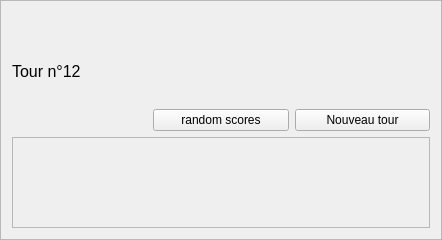
Old version of the form mainwindow/btmQRoundWidget.ui in the repository dsarrut/btm.
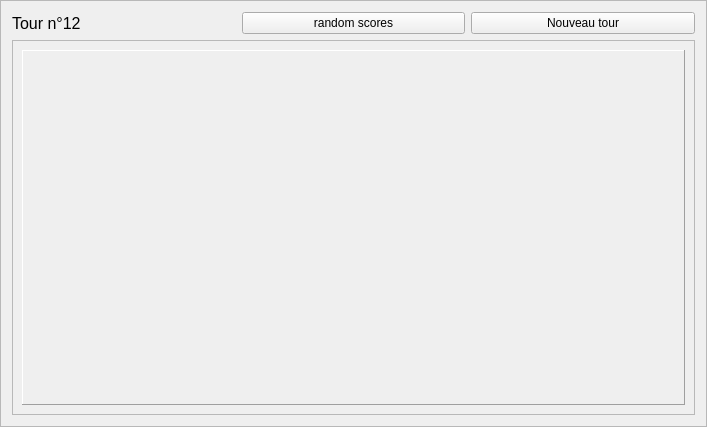
New version of the form. Custom widgets are drawn as their Qt base class.

Commit message: dynamic nb matches by round

Patch:
```diff
--- a/mainwindow/btmQRoundWidget.ui
+++ b/mainwindow/btmQRoundWidget.ui
@@ -6,8 +6,8 @@
    <rect>
     <x>0</x>
     <y>0</y>
-    <width>442</width>
-    <height>240</height>
+    <width>707</width>
+    <height>427</height>
    </rect>
   </property>
   <property name="windowTitle">
@@ -19,8 +19,10 @@
   <property name="frameShadow">
    <enum>QFrame::Raised</enum>
   </property>
-  <layout class="QGridLayout" name="gridLayout_2">
-   <item row="0" column="0" rowspan="2" colspan="2">
+  <layout class="QVBoxLayout" name="verticalLayout">
+   <item>
+    <layout class="QHBoxLayout" name="horizontalLayout">
+     <item>
     <widget class="QLabel" name="label">
      <property name="font">
       <font>
@@ -32,69 +34,53 @@
      </property>
     </widget>
    </item>
-   <item row="1" column="1">
+     <item>
     <widget class="QPushButton" name="buttonRandomScores">
      <property name="text">
       <string>random scores</string>
      </property>
     </widget>
    </item>
-   <item row="1" column="2">
+     <item>
     <widget class="QPushButton" name="buttonNewRound">
      <property name="text">
       <string>Nouveau tour</string>
      </property>
     </widget>
    </item>
-   <item row="2" column="0" colspan="3">
-    <widget class="QFrame" name="frame">
-     <property name="frameShape">
-      <enum>QFrame::StyledPanel</enum>
+    </layout>
+   </item>
+   <item>
+    <widget class="QScrollArea" name="scrollArea">
+     <property name="widgetResizable">
+      <bool>true</bool>
      </property>
-     <property name="frameShadow">
-      <enum>QFrame::Raised</enum>
+     <widget class="QWidget" name="scrollAreaWidgetContents">
+      <property name="geometry">
+       <rect>
+        <x>0</x>
+        <y>0</y>
+        <width>685</width>
+        <height>374</height>
+       </rect>
      </property>
      <layout class="QGridLayout" name="gridLayout">
       <item row="0" column="0">
-       <widget class="QMatchWidget" name="widgetMatch1" native="true"/>
-      </item>
-      <item row="0" column="1" colspan="2">
-       <widget class="QMatchWidget" name="widgetMatch2" native="true"/>
-      </item>
-      <item row="0" column="3" colspan="2">
-       <widget class="QMatchWidget" name="widgetMatch3" native="true"/>
-      </item>
-      <item row="1" column="0" colspan="2">
-       <widget class="QMatchWidget" name="widgetMatch5" native="true"/>
-      </item>
-      <item row="1" column="2">
-       <widget class="QMatchWidget" name="widgetMatch4" native="true"/>
-      </item>
-      <item row="1" column="4">
-       <widget class="QMatchWidget" name="widgetMatch6" native="true"/>
-      </item>
-      <item row="2" column="0" colspan="2">
-       <widget class="QMatchWidget" name="widgetMatch8" native="true"/>
-      </item>
-      <item row="2" column="2" colspan="2">
-       <widget class="QMatchWidget" name="widgetMatch7" native="true"/>
-      </item>
-      <item row="2" column="4">
-       <widget class="QMatchWidget" name="widgetMatch9" native="true"/>
-      </item>
-     </layout>
-    </widget>
+        <widget class="QFrame" name="frameMatches">
+         <property name="frameShape">
+          <enum>QFrame::Panel</enum>
+         </property>
+         <property name="frameShadow">
+          <enum>QFrame::Raised</enum>
+         </property>
+        </widget>
+       </item>
+      </layout>
+     </widget>
+    </widget>
    </item>
   </layout>
  </widget>
- <customwidgets>
-  <customwidget>
-   <class>QMatchWidget</class>
-   <extends>QWidget</extends>
-   <header>btmQMatchWidget.h</header>
-   <container>1</container>
-  </customwidget>
- </customwidgets>
  <resources/>
  <connections/>
 </ui>
```
Lines whose indentation alone changed are shown as unchanged. The commit also changes 2 other files.
